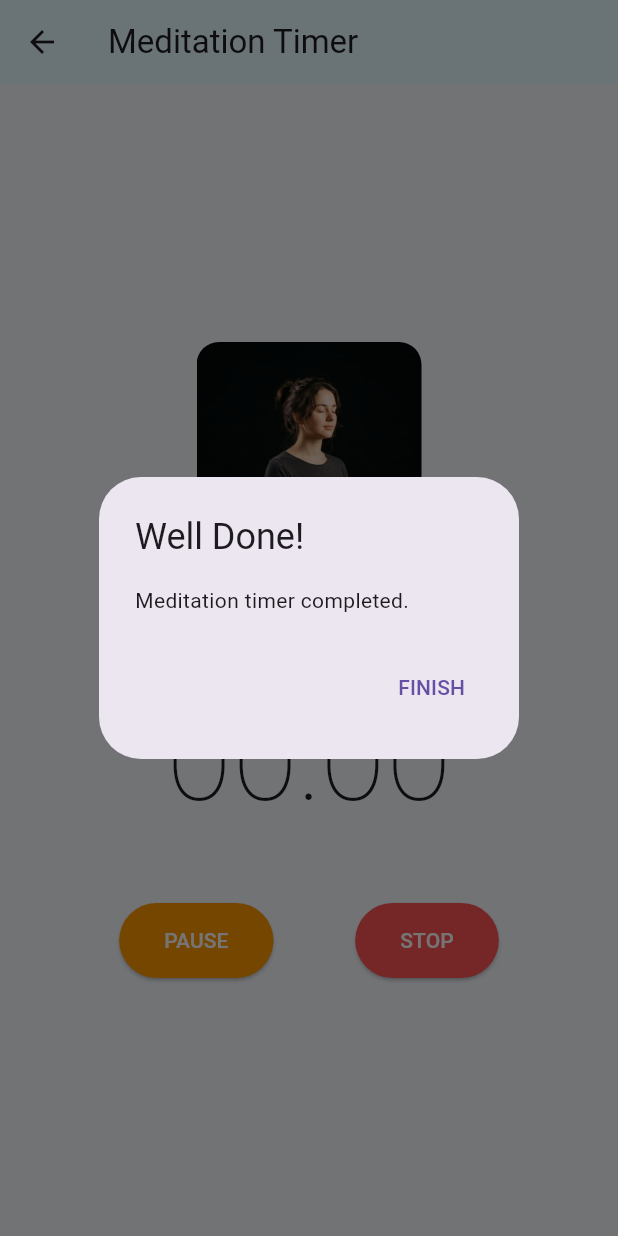
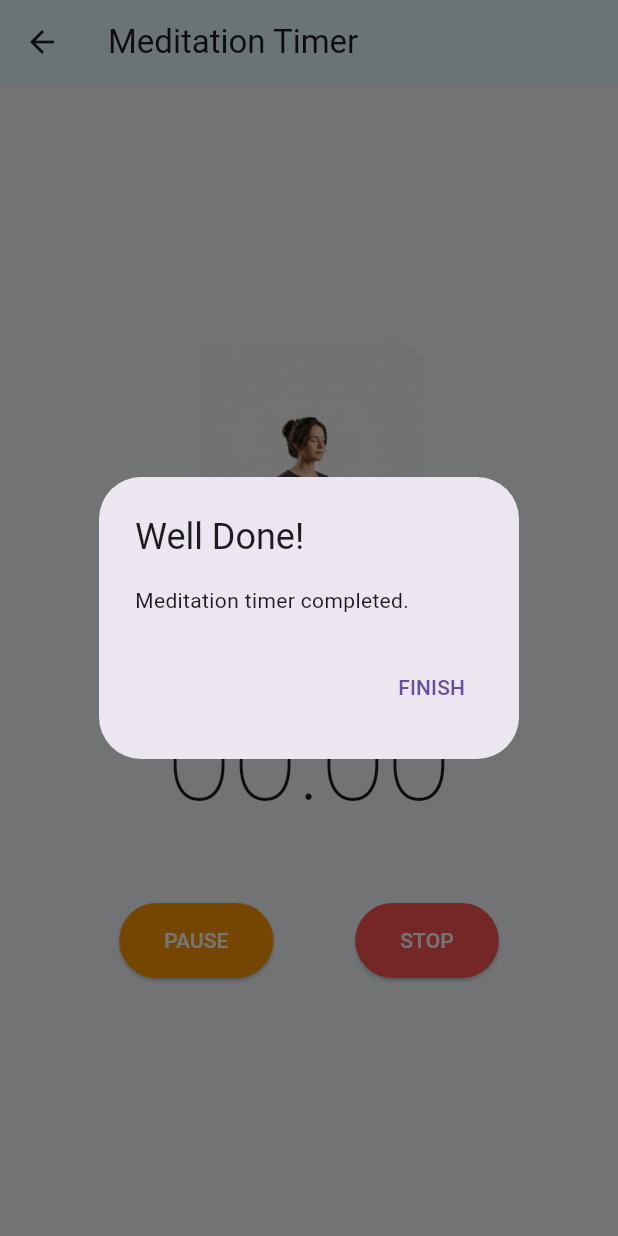
Before and after one commit to Nimradha/mind_focus_app, a Flutter app: the MeditationTimerScreen screen opened directly with empty values, on a phone screen of 412 x 824 dp. Run offline on Flutter 3.47's test engine with Material 3 defaults, Android fonts, the phone set to English and light mode, and no system bars; our stand-ins replace audioplayers, cloud_firestore, confetti, firebase_auth, firebase_core, google_sign_in and 1 more; missing offline and left inert: alarm, flutter_facebook_auth, syncfusion_flutter_pdfviewer; accounts and stored records are empty.

Commit message:
Adjust images according to light and dark modes

```diff
--- a/lib/screens/imagination_intro_screen.dart
+++ b/lib/screens/imagination_intro_screen.dart
@@ -111,7 +111,7 @@ class _ImaginationIntroScreenState extends State<ImaginationIntroScreen> {
                 top: false,
                 child: Padding(
                   padding: const EdgeInsets.symmetric(
-                      horizontal: 24.0, vertical: 30.0),
+                      horizontal: 24.0, vertical: 20.0),
                   child: Column(
                     mainAxisSize: MainAxisSize.min,
                     children: [
--- a/lib/screens/labeling_intro_screen.dart
+++ b/lib/screens/labeling_intro_screen.dart
@@ -111,7 +111,7 @@ class _LabelingIntroScreenState extends State<LabelingIntroScreen> {
                 top: false,
                 child: Padding(
                   padding: const EdgeInsets.symmetric(
-                      horizontal: 24.0, vertical: 30.0),
+                      horizontal: 24.0, vertical: 20.0),
                   child: Column(
                     mainAxisSize: MainAxisSize.min,
                     children: [
--- a/lib/screens/meditation_timer_screen.dart
+++ b/lib/screens/meditation_timer_screen.dart
@@ -126,7 +126,9 @@ class _MeditationTimerScreenState extends State<MeditationTimerScreen> {
             ClipRRect(
               borderRadius: BorderRadius.circular(15),
               child: Image.asset(
-                'assets/images/medtimer.jpeg',
+                Theme.of(context).brightness == Brightness.dark
+                    ? 'assets/images/medtimer.jpeg'
+                    : 'assets/images/medlight_timer.jpeg',
                 width: 150,
                 height: 200,
                 fit: BoxFit.cover,
--- a/lib/screens/running_timer_screen.dart
+++ b/lib/screens/running_timer_screen.dart
@@ -98,7 +98,9 @@ class _RunningTimerScreenState extends State<RunningTimerScreen> {
               ClipRRect(
                 borderRadius: BorderRadius.circular(15),
                 child: Image.asset(
-                  'assets/images/runtimer.jpeg',
+                  Theme.of(context).brightness == Brightness.dark
+                      ? 'assets/images/runtimer.jpeg'
+                      : 'assets/images/runlight_timer.jpeg',
                   width: 150,
                   height: 200,
                   fit: BoxFit.cover,
--- a/lib/screens/task_intro_screen.dart
+++ b/lib/screens/task_intro_screen.dart
@@ -130,7 +130,7 @@ class _TaskIntroScreenState extends State<TaskIntroScreen> {
             child: SafeArea(
               top: false,
               child: Padding(
-                padding: const EdgeInsets.symmetric(horizontal: 24.0, vertical: 30.0),
+                padding: const EdgeInsets.symmetric(horizontal: 24.0, vertical: 20.0),
                 child: Column(
                   mainAxisSize: MainAxisSize.min,
                   children: [
```
Also changed, not shown: assets/images/medlight_timer.jpeg (added), assets/images/runlight_timer.jpeg (added).
